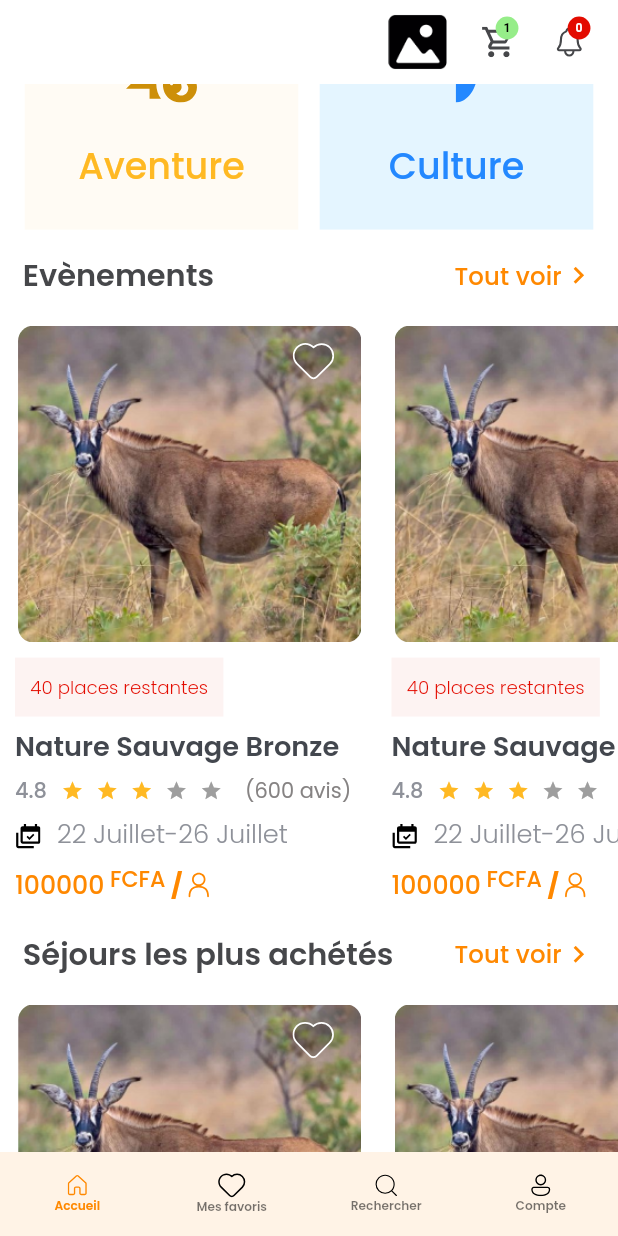
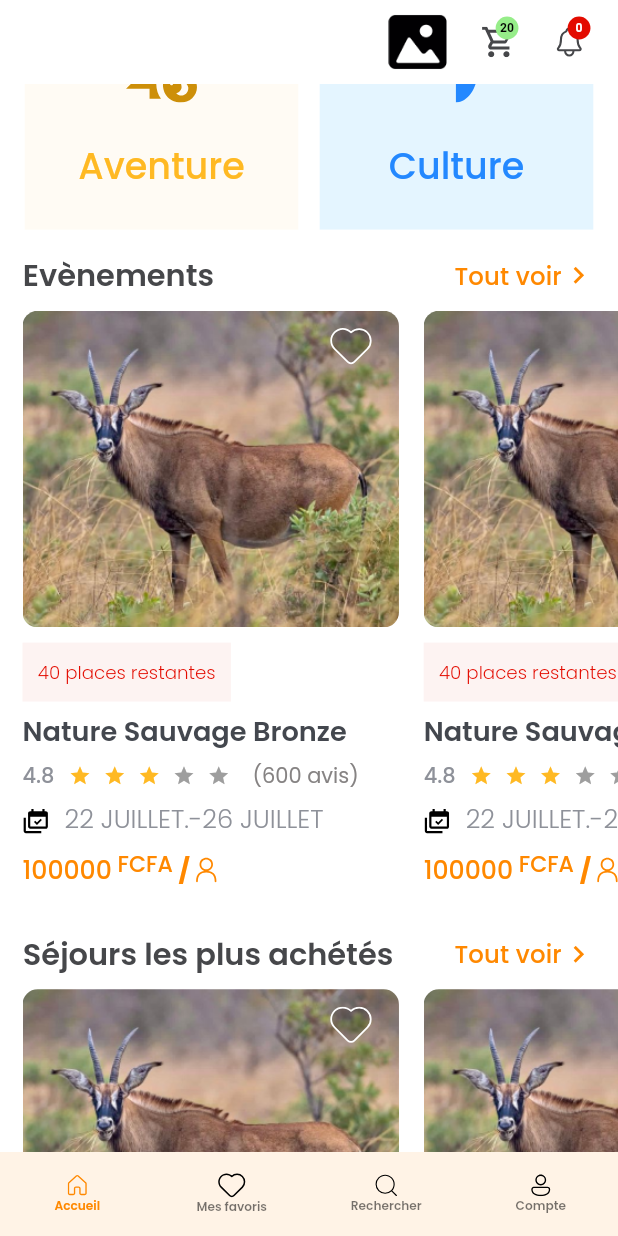
Before and after one commit to Arenebj/visitbj, a Flutter app: the screen it shows after launch, scrolled down 576 dp, on a phone screen of 412 x 824 dp. Run offline on Flutter 3.47's test engine with Material 2 defaults, Android fonts, the phone set to English and light mode, and no system bars; drawn by our look-alikes of flutter_rating_bar; our stand-ins replace flutter_screenutil, flutter_svg, go_router.

Commit message:
correction visuelle sur homeScreen

```diff
--- a/lib/core/provider/bottomNavigation/navigator_provider.dart
+++ b/lib/core/provider/bottomNavigation/navigator_provider.dart
@@ -1,47 +1,12 @@
-import 'dart:async';
-
 import 'package:visitbj/export.dart';
 
 class DashboardProvider extends ChangeNotifier {
   int get index => _index;
   int _index = 0;
-  //variable for page view
-  late Timer timer;
-  int _activePage = 0;
-  late PageController _pageController;
-  PageController get pageController => _pageController;
-  int get activePage => _activePage;
 
-  // end variable for page view
   AppPage get path => _path;
   AppPage _path = AppPage.dashboard;
 
-  DashboardProvider() {
-    _pageController =
-        PageController(viewportFraction: 1, initialPage: activePage);
-    startAutoScroll();
-  }
-
-  startAutoScroll() {
-    timer = Timer.periodic(const Duration(seconds: 3), (Timer timer) {
-      if (_activePage < 2) {
-        _activePage++;
-      } else {
-        _activePage = 0;
-      }
-      pageController.animateToPage(
-        activePage,
-        duration: const Duration(milliseconds: 500),
-        curve: Curves.easeInOut,
-      );
-    });
-    notifyListeners();
-  }
-
-  setActivePage(int activePage) {
-    _activePage = activePage;
-    notifyListeners();
-  }
 
   setIndex(index) {
     _index = index;
--- a/lib/ui/common/home/section/section.dart
+++ b/lib/ui/common/home/section/section.dart
@@ -50,7 +50,7 @@ class PageViewSection extends StatelessWidget {
   Widget build(BuildContext context) {
     return Container(
       //padding: const EdgeInsets.all(10),
-      margin: EdgeInsets.only(left: 2.h),
+      // margin: EdgeInsets.only(left: 2.h),
       width: 247.32.h, //MediaQuery.of(context).size.width * 0.70,
       height: 208.04.h,
       decoration: BoxDecoration(
--- a/lib/ui/common/home/section/section_event.dart
+++ b/lib/ui/common/home/section/section_event.dart
@@ -8,7 +8,7 @@ class SectionEvent extends StatelessWidget {
   @override
   Widget build(BuildContext context) {
     return Container(
-      padding: const EdgeInsets.all(10),
+      padding: EdgeInsets.all(0.h),
       width: 247.32.h, //MediaQuery.of(context).size.width * 0.70,
       child: Column(
         crossAxisAlignment: CrossAxisAlignment.start,
@@ -85,7 +85,8 @@ class SectionEvent extends StatelessWidget {
                       SvgPicture.asset($appAssets.svgs.calendar),
                       const SpaceW(10),
                       TitleText(
-                          "22 Juillet-26 Juillet",
+                          "${getDateStart(pack.dateStart)}.-${getDateEnd(pack.dateEnd)}"
+                              .toUpperCase(),
                           AppTypography().regularAg14.copyWith(
                               fontSize: 16.85.h,
                               color: AppColors.outline,
--- a/lib/ui/common/home/section/section_sejour.dart
+++ b/lib/ui/common/home/section/section_sejour.dart
@@ -8,7 +8,7 @@ class SectionSejour extends StatelessWidget {
   @override
   Widget build(BuildContext context) {
     return Container(
-      padding: EdgeInsets.all(10.h),
+      padding: EdgeInsets.only(left: 0),
       width: 247.32.h, //MediaQuery.of(context).size.width * 0.70,
       child: Column(
         crossAxisAlignment: CrossAxisAlignment.start,
@@ -37,7 +37,7 @@ class SectionSejour extends StatelessWidget {
                         .copyWith(fontSize: 17.87.h, height: 1.2.h)),
                 const SpaceH(10),
                 SizedBox(
-                  width: 247.32.h,
+                  width: 247.32.w,
                   child: Row(
                     crossAxisAlignment: CrossAxisAlignment.start,
                     //mainAxisAlignment: MainAxisAlignment.spaceBetween,
@@ -77,13 +77,14 @@ class SectionSejour extends StatelessWidget {
                 ),
                 const SpaceH(10),
                 SizedBox(
-                  width: 247.32.h,
+                  width: 247.32.w,
                   child: Row(
+                    crossAxisAlignment: CrossAxisAlignment.start,
                     children: [
                       SvgPicture.asset($appAssets.svgs.calendar),
                       const SpaceW(10),
                       TitleText(
-                          "${getDateStart(pack.dateStart)}.-${getDateEnd(pack.dateEnd)}"
+                          "${getDateStart(pack.dateStart)}-${getDateEnd(pack.dateEnd)}"
                               .toUpperCase(),
                           AppTypography().regularAg14.copyWith(
                               fontSize: 16.85.h,
@@ -94,6 +95,7 @@ class SectionSejour extends StatelessWidget {
                 ),
                 const SpaceH(10),
                 Row(
+                  crossAxisAlignment: CrossAxisAlignment.start,
                   children: [
                     RichText(
                       text: TextSpan(
--- a/lib/ui/pages/homeScreen/homeScreen.dart
+++ b/lib/ui/pages/homeScreen/homeScreen.dart
@@ -30,7 +30,7 @@ appHome() {
         $appAssets.svgs.panier,
         AppColors.cartNote,
         Colors.black,
-        1,
+        20,
       ),
       appBarMenu(
         $appAssets.svgs.notification,
@@ -74,7 +74,7 @@ Widget bodyHome(BuildContext context) {
       Consumer<CategoryProvider>(
         builder: (context, categoriesDivideList, _) {
           return Padding(
-            padding: EdgeInsets.symmetric(horizontal: 15.h, vertical: 7.5),
+            padding: EdgeInsets.symmetric(horizontal: 15.w, vertical: 7.5),
             child: Row(
               mainAxisAlignment: MainAxisAlignment.spaceBetween,
               children: List.generate(2, (index) {
@@ -164,7 +164,10 @@ Widget bodyHome(BuildContext context) {
               scrollDirection: Axis.horizontal,
               itemCount: packs.packs.length,
               itemBuilder: (context, index) {
-                return SectionEvent(packs.packs[index]);
+                return Container(
+                    padding:
+                        EdgeInsets.only(right: 15.w, left: index == 0 ? 15 : 0),
+                    child: SectionEvent(packs.packs[index]));
               },
             );
           },
@@ -173,7 +176,8 @@ Widget bodyHome(BuildContext context) {
       const SectionParty("Séjours les plus achétés", null),
       Container(
         padding: const EdgeInsets.all(0),
-        height: 500.h,
+        height: 400.h,
+
         decoration: const BoxDecoration(
           gradient: LinearGradient(
             colors: [
@@ -191,8 +195,12 @@ Widget bodyHome(BuildContext context) {
             return ListView.builder(
               scrollDirection: Axis.horizontal,
               itemCount: packs.packs.length,
+              // itemExtent: 247.32.w,
               itemBuilder: (context, index) {
-                return SectionSejour(packs.packs[index]);
+                return Container(
+                    padding:
+                        EdgeInsets.only(right: 15.w, left: index == 0 ? 15 : 0),
+                    child: SectionSejour(packs.packs[index]));
               },
             );
           },
```
